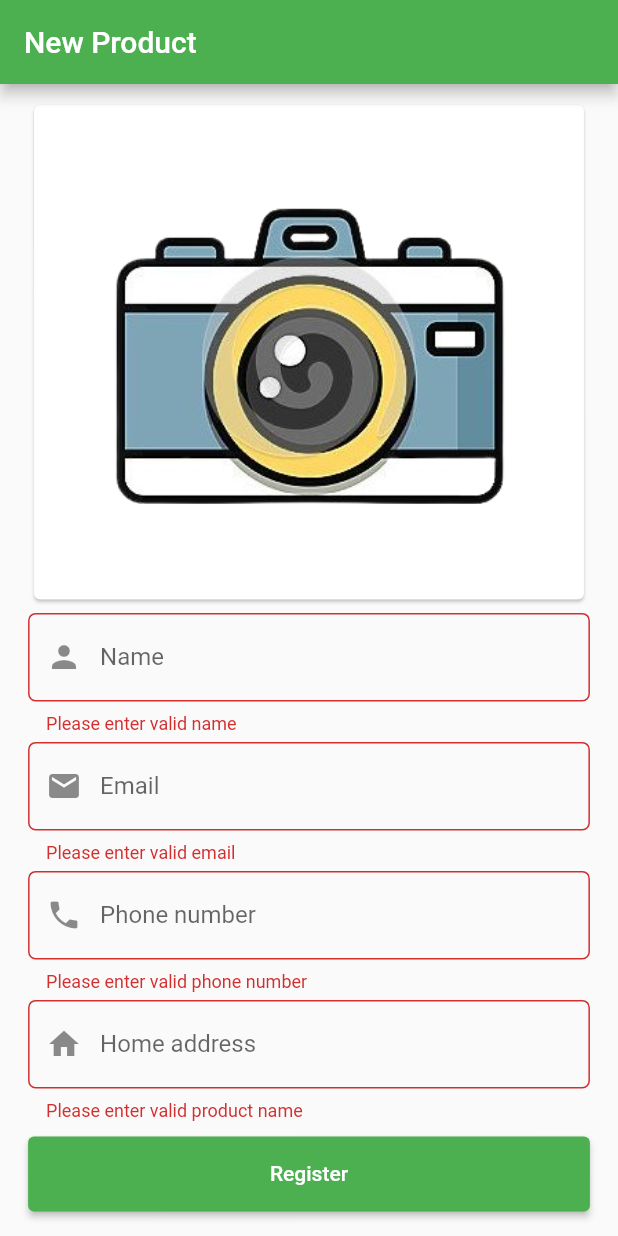
After one commit to syaashai/Midterm, a Flutter app: the screen it shows after launch, after a tap on "Sign in", after a tap on "Register", on a phone screen of 412 x 824 dp. The commit adds this screen. Run offline on Flutter 3.47's test engine with Material 2 defaults, Android fonts, the phone set to English and light mode, and no system bars; our stand-ins replace fluttertoast, image_cropper, image_picker; network calls fail.

Commit message:
register

```diff
--- /dev/null
+++ b/lib/models/user.dart
@@ -0,0 +1,24 @@
+class User {
+  String? email;
+  String? name;
+  String? phoneno;
+  String? homeaddress;
+
+  User({this.email, this.name, this.phoneno, this.homeaddress});
+
+  User.fromJson(Map<String, dynamic> json) {
+    email = json["email"];
+    name = json["name"];
+    phoneno = json["phoneno"];
+    homeaddress = json["homeaddress"];
+  }
+
+  Map<String, dynamic> toJson() {
+    final Map<String, dynamic> data = <String, dynamic>{};
+    data['name'] = name;
+    data['email'] = email;
+    data['phoneno'] = phoneno;
+    data['homeaddress'] = homeaddress;
+    return data;
+  }
+}
--- a/lib/views/loginscreen.dart
+++ b/lib/views/loginscreen.dart
@@ -4,6 +4,9 @@ import 'package:flutter/material.dart';
 import 'package:fluttertoast/fluttertoast.dart';
 import 'package:http/http.dart' as http;
 import 'package:mytutor/views/mainscreen.dart';
+import 'package:mytutor/views/register.dart';
+import '/models/user.dart';
+import '/views/register.dart';
 
 class LoginScreen extends StatefulWidget {
   const LoginScreen({Key? key}) : super(key: key);
@@ -28,9 +31,8 @@ class _LoginScreenState extends State<LoginScreen> {
         children: [
           Padding(
             padding: const EdgeInsets.fromLTRB(32, 16, 32, 0),
-            child: Column(
-              crossAxisAlignment: CrossAxisAlignment.start,
-              children: [
+            child:
+                Column(crossAxisAlignment: CrossAxisAlignment.start, children: [
               SizedBox(
                   height: screenHeight / 2.5,
                   width: screenWidth,
@@ -62,25 +64,30 @@ class _LoginScreenState extends State<LoginScreen> {
                   obscureText: true,
                 ),
               ),
-                Row(
-                  children: [
-                    Checkbox(value: remember, onChanged: _onRememberMe),
-                    const Text("Remember Me")
-                  ],
+              Container(
+                alignment: Alignment.center,
+                child: SizedBox(
+                  width: screenWidth,
+                  height: 40,
+                  child: ElevatedButton(
+                    child: const Text("Login"),
+                    onPressed: _loginUser,
+                  ),
+                ),
+              ),
+              Padding(
+                padding: EdgeInsets.only(top: 5),
               ),
               Container(
                   alignment: Alignment.center,
                   child: SizedBox(
                       width: screenWidth,
-                    height: 50,
+                      height: 40,
                       child: ElevatedButton(
-                      child: const Text("Login"),
-                      onPressed: _loginUser,
-                    ),
-                  ),
-                )
-              ],
-            ),
+                        child: const Text("Sign in"),
+                        onPressed: _registerUser,
+                      )))
+            ]),
           ),
         ],
       ),
@@ -103,10 +110,7 @@ class _LoginScreenState extends State<LoginScreen> {
         var data = jsonDecode(response.body);
         print(data);
         if (response.statusCode == 200 && data['status'] == 'success') {
-          String name = data['data']['name'];
-          String email = data['data']['email'];
-          print(name);
-          print(email);
+          User user = User.fromJson(data['data']);
           Fluttertoast.showToast(
               msg: "Success",
               toastLength: Toast.LENGTH_SHORT,
@@ -120,8 +124,7 @@ class _LoginScreenState extends State<LoginScreen> {
               context,
               MaterialPageRoute(
                   builder: (content) => MainScreen(
-                        name: name,
-                        email: email,
+                        user: user,
                       )));
         } else {
           Fluttertoast.showToast(
@@ -134,4 +137,9 @@ class _LoginScreenState extends State<LoginScreen> {
       });
     }
   }
+
+  void _registerUser() {
+    Navigator.pushReplacement(
+        context, MaterialPageRoute(builder: (content) => RegisterScreen()));
   }
+}
--- /dev/null
+++ b/lib/views/register.dart
@@ -0,0 +1,277 @@
+import 'dart:convert';
+import 'dart:io';
+import 'package:flutter/material.dart';
+import 'package:fluttertoast/fluttertoast.dart';
+import 'package:image_picker/image_picker.dart';
+import 'package:image_cropper/image_cropper.dart';
+import 'package:http/http.dart' as http;
+
+class RegisterScreen extends StatefulWidget {
+  const RegisterScreen({Key? key}) : super(key: key);
+
+  @override
+  State<RegisterScreen> createState() => _RegisterScreenState();
+}
+
+class _RegisterScreenState extends State<RegisterScreen> {
+  late double screenHeight, screenWidth, ctrwidth;
+  String pathAsset = 'assets/camera.png';
+  var _image;
+  final TextEditingController _premailEditingController =
+      TextEditingController();
+  final TextEditingController _prnameEditingController =
+      TextEditingController();
+  final TextEditingController _prphonenoEditingController =
+      TextEditingController();
+  final TextEditingController _prhomeaddressEditingController =
+      TextEditingController();
+  final _formKey = GlobalKey<FormState>();
+
+  @override
+  void dispose() {
+    print("dispose was called");
+    _premailEditingController.dispose();
+    _prnameEditingController.dispose();
+    _prphonenoEditingController.dispose();
+    _prhomeaddressEditingController.dispose();
+    super.dispose();
+  }
+
+  @override
+  Widget build(BuildContext context) {
+    screenHeight = MediaQuery.of(context).size.height;
+    screenWidth = MediaQuery.of(context).size.width;
+    if (screenWidth >= 800) {
+      ctrwidth = screenWidth / 1.5;
+    }
+    if (screenWidth < 800) {
+      ctrwidth = screenWidth / 1.1;
+    }
+
+    return Scaffold(
+      appBar: AppBar(
+        title: const Text('New Product'),
+      ),
+      body: SingleChildScrollView(
+        child: Center(
+            child: SizedBox(
+                width: ctrwidth,
+                child: Form(
+                  key: _formKey,
+                  child: Column(children: [
+                    const SizedBox(height: 10),
+                    Card(
+                      child: GestureDetector(
+                          onTap: () => {_takePictureDialog()},
+                          child: SizedBox(
+                              height: screenHeight / 2.5,
+                              width: screenWidth,
+                              child: _image == null
+                                  ? Image.asset(pathAsset)
+                                  : Image.file(
+                                      _image,
+                                      fit: BoxFit.cover,
+                                    ))),
+                    ),
+                    const SizedBox(height: 5),
+                    TextFormField(
+                      controller: _prnameEditingController,
+                      decoration: InputDecoration(
+                          labelText: 'Name',
+                          prefixIcon: const Icon(Icons.person),
+                          border: OutlineInputBorder(
+                              borderRadius: BorderRadius.circular(5.0))),
+                      validator: (value) {
+                        if (value == null || value.isEmpty) {
+                          return 'Please enter valid name';
+                        }
+                        return null;
+                      },
+                    ),
+                    const SizedBox(height: 5),
+                    TextFormField(
+                      controller: _premailEditingController,
+                      decoration: InputDecoration(
+                          labelText: 'Email',
+                          prefixIcon: const Icon(Icons.email),
+                          border: OutlineInputBorder(
+                              borderRadius: BorderRadius.circular(5.0))),
+                      validator: (value) {
+                        if (value == null || value.isEmpty) {
+                          return 'Please enter valid email';
+                        }
+                        return null;
+                      },
+                    ),
+                    const SizedBox(height: 5),
+                    TextFormField(
+                      controller: _prphonenoEditingController,
+                      decoration: InputDecoration(
+                          labelText: 'Phone number',
+                          prefixIcon: const Icon(Icons.phone),
+                          border: OutlineInputBorder(
+                              borderRadius: BorderRadius.circular(5.0))),
+                      validator: (value) {
+                        if (value == null || value.isEmpty) {
+                          return 'Please enter valid phone number';
+                        }
+                        return null;
+                      },
+                    ),
+                    const SizedBox(height: 5),
+                    TextFormField(
+                      controller: _prhomeaddressEditingController,
+                      decoration: InputDecoration(
+                          labelText: 'Home address',
+                          prefixIcon: const Icon(Icons.home),
+                          border: OutlineInputBorder(
+                              borderRadius: BorderRadius.circular(5.0))),
+                      validator: (value) {
+                        if (value == null || value.isEmpty) {
+                          return 'Please enter valid product name';
+                        }
+                        return null;
+                      },
+                    ),
+                    const SizedBox(height: 10),
+                    SizedBox(
+                      width: screenWidth,
+                      height: 50,
+                      child: ElevatedButton(
+                        child: const Text("Register"),
+                        onPressed: () {
+                          _insertDialog();
+                        },
+                      ),
+                    ),
+                    const SizedBox(height: 10),
+                  ]),
+                ))),
+      ),
+    );
+  }
+
+  _takePictureDialog() {
+    showDialog(
+      context: context,
+      builder: (BuildContext context) {
+        // return object of type Dialog
+        return AlertDialog(
+            title: const Text(
+              "Select from",
+            ),
+            content: Row(
+              mainAxisAlignment: MainAxisAlignment.spaceAround,
+              children: [
+                TextButton.icon(
+                    onPressed: () => {
+                          Navigator.of(context).pop(),
+                          _galleryPicker(),
+                        },
+                    icon: const Icon(Icons.browse_gallery),
+                    label: const Text("Gallery")),
+                TextButton.icon(
+                    onPressed: () =>
+                        {Navigator.of(context).pop(), _cameraPicker()},
+                    icon: const Icon(Icons.camera_alt),
+                    label: const Text("Camera")),
+              ],
+            ));
+      },
+    );
+  }
+
+  _galleryPicker() async {
+    final picker = ImagePicker();
+    final pickedFile = await picker.pickImage(
+      source: ImageSource.gallery,
+      maxHeight: 800,
+      maxWidth: 800,
+    );
+  }
+
+  _cameraPicker() async {
+    final picker = ImagePicker();
+    final pickedFile = await picker.pickImage(
+      source: ImageSource.camera,
+      maxHeight: 800,
+      maxWidth: 800,
+    );
+  }
+
+  void _insertDialog() {
+    if (_formKey.currentState!.validate() && _image != null) {
+      _formKey.currentState!.save();
+      showDialog(
+        context: context,
+        builder: (BuildContext context) {
+          return AlertDialog(
+            shape: const RoundedRectangleBorder(
+                borderRadius: BorderRadius.all(Radius.circular(20.0))),
+            title: const Text(
+              "Add this detail",
+              style: TextStyle(),
+            ),
+            content: const Text("Are you sure?", style: TextStyle()),
+            actions: <Widget>[
+              TextButton(
+                child: const Text(
+                  "Yes",
+                  style: TextStyle(),
+                ),
+                onPressed: () async {
+                  Navigator.of(context).pop();
+                  _insertProduct();
+                },
+              ),
+              TextButton(
+                child: const Text(
+                  "No",
+                  style: TextStyle(),
+                ),
+                onPressed: () {
+                  Navigator.of(context).pop();
+                },
+              ),
+            ],
+          );
+        },
+      );
+    }
+  }
+
+  void _insertProduct() {
+    String _prname = _prnameEditingController.text;
+    String _premail = _premailEditingController.text;
+    String _prphoneno = _prphonenoEditingController.text;
+    String _prhomeaddress = _prhomeaddressEditingController.text;
+    String base64Image = base64Encode(_image!.readAsBytesSync());
+    http.post(Uri.parse("http://10.143.137.226/mytutor/php/user_login.php"),
+        body: {
+          "name": _prname,
+          "email": _premail,
+          "phoneno": _prphoneno,
+          "homeaddress": _prhomeaddress,
+          "image": base64Image,
+        }).then((response) {
+      print(response.body);
+      var data = jsonDecode(response.body);
+      if (response.statusCode == 200 && data['status'] == 'success') {
+        Fluttertoast.showToast(
+            msg: "Success",
+            toastLength: Toast.LENGTH_SHORT,
+            gravity: ToastGravity.BOTTOM,
+            timeInSecForIosWeb: 1,
+            fontSize: 16.0);
+        Navigator.of(context).pop();
+      } else {
+        Fluttertoast.showToast(
+            msg: data['status'],
+            toastLength: Toast.LENGTH_SHORT,
+            gravity: ToastGravity.BOTTOM,
+            timeInSecForIosWeb: 1,
+            fontSize: 16.0);
+      }
+    });
+  }
+}
--- a/pubspec.yaml
+++ b/pubspec.yaml
@@ -32,6 +32,8 @@ dependencies:
     sdk: flutter
   fluttertoast: ^8.0.9
   http: ^0.13.4
+  image_cropper: ^2.0.3
+  image_picker: ^0.8.5+3
 
 dev_dependencies:
   flutter_lints: ^1.0.0
@@ -52,6 +54,7 @@ flutter:
   assets:
     - assets/tutor.png
     - assets/tutoring.png
+    - assets/camera.png
   #   - images/a_dot_burr.jpeg
   #   - images/a_dot_ham.jpeg
   # An image asset can refer to one or more resolution-specific "variants", see
```
Also changed, not shown: lib/views/mainscreen.dart (+8 -7 lines), assets/camera.png (added), pubspec.lock. Lines whose indentation alone changed are shown as unchanged.
